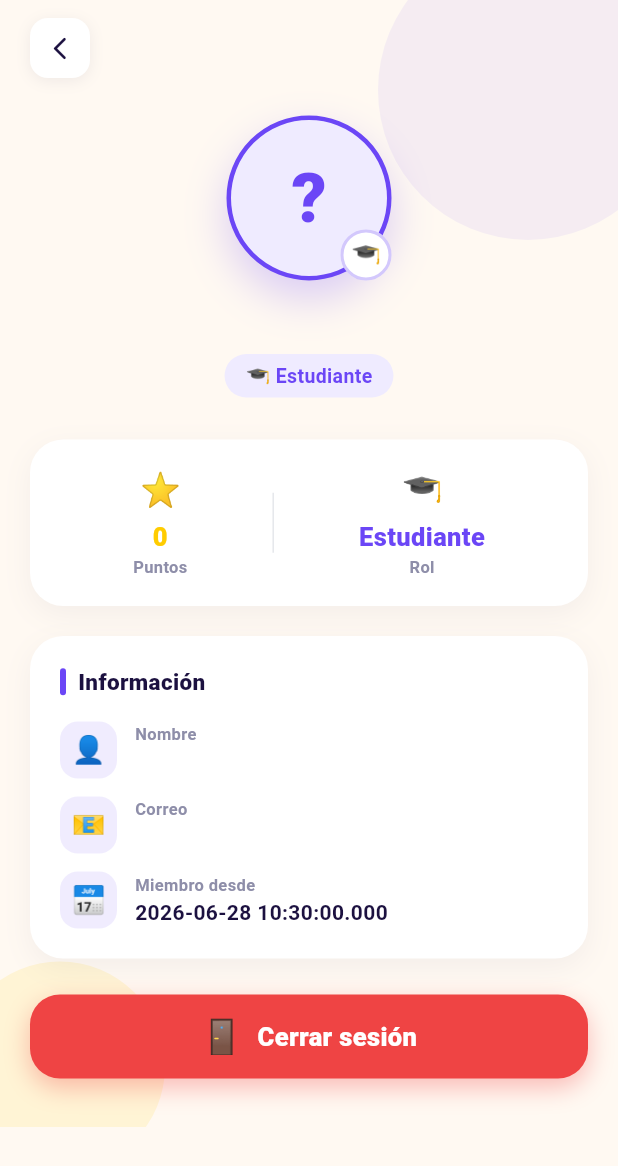
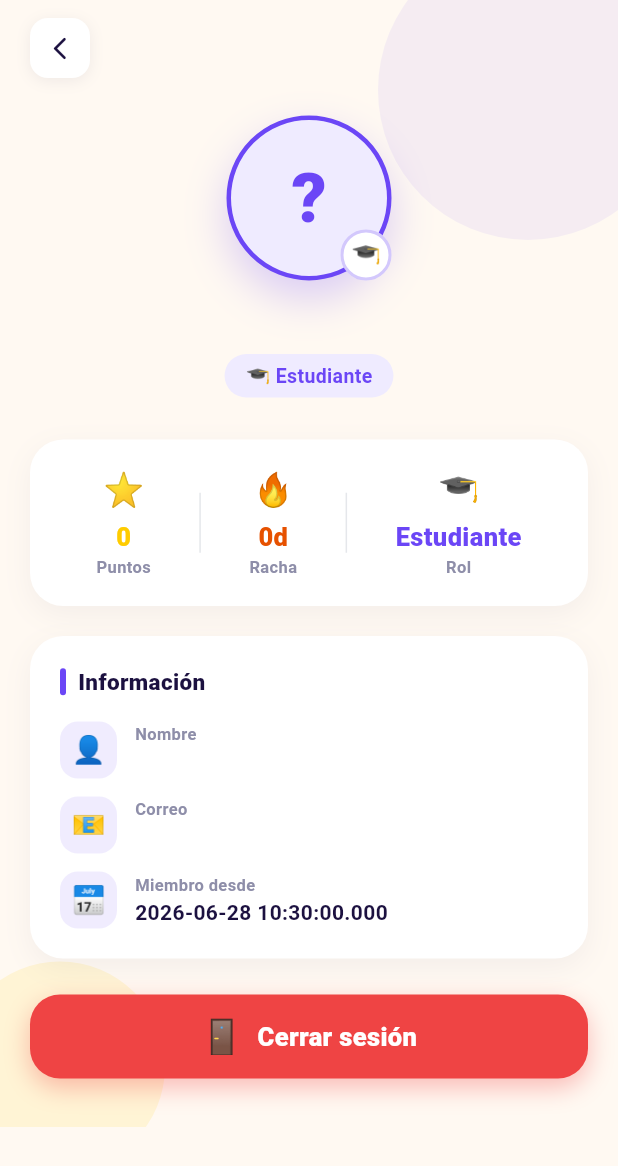
Before and after one commit to JesusAlvarado-dot/Cylearning, a Flutter app: the PerfilScreen screen opened by its route, on a phone screen of 412 x 824 dp. Shown: the top 1166 px of the screen. Run offline on Flutter 3.47's test engine with Material 3 defaults, Android fonts, the phone set to English and light mode, and no system bars; our stand-ins replace flutter_dotenv, shared_preferences; accounts and stored records are empty; network calls fail.

Commit message:
feat: ranking, racha diaria, medallas automáticas y celebración
- Ranking público: top 20 por puntos accesible desde menú en NivelesScreen
- Racha diaria: se actualiza al completar lecciones/niveles, visible en header y perfil
- Medallas automáticas: bronce/plata/oro según % en prueba final; estrella por racha (3,7,30 días)
- Puntos: se acumulan al completar lecciones (+%pts) y prueba final (+%*1.5 pts)
- CelebrationOverlay: animación de emojis flotantes al aprobar quiz (>=70%)
- PerfilScreen: sección de medallas con grid de chips + celda de racha en stats
- RankingScreen: pódium para top 3 con columnas de altura + lista con chip de racha

Co-Authored-By: Claude Sonnet 4.6 <noreply@anthropic.com>

```diff
--- a/lib/main.dart
+++ b/lib/main.dart
@@ -13,6 +13,7 @@ import './screens/ejercicios_screen.dart';
 import './screens/prueba_final_screen.dart';
 import './screens/perfil_screen.dart';
 import './screens/admin_screen.dart';
+import './screens/ranking_screen.dart';
 import './models/models.dart';
 
 void main() async {
@@ -139,6 +140,8 @@ class MyApp extends StatelessWidget {
               return MaterialPageRoute(settings: settings, builder: (_) => const PerfilScreen());
             case '/admin':
               return MaterialPageRoute(settings: settings, builder: (_) => const AdminScreen());
+            case '/ranking':
+              return MaterialPageRoute(settings: settings, builder: (_) => const RankingScreen());
             default:
               return MaterialPageRoute(
                 builder: (_) => const Scaffold(
--- a/lib/models/models.dart
+++ b/lib/models/models.dart
@@ -47,6 +47,7 @@ class EstudianteRanking {
   final String nombre;
   final String email;
   final int puntosTotales;
+  final int racha;
   final List<Medalla> medallas;
 
   const EstudianteRanking({
@@ -54,6 +55,7 @@ class EstudianteRanking {
     required this.nombre,
     required this.email,
     required this.puntosTotales,
+    this.racha = 0,
     required this.medallas,
   });
 
@@ -63,6 +65,7 @@ class EstudianteRanking {
       nombre: json['nombre'] ?? '',
       email: json['email'] ?? '',
       puntosTotales: json['puntos_totales'] as int? ?? 0,
+      racha: json['racha'] as int? ?? 0,
       medallas: (json['medallas'] as List? ?? [])
           .map((m) => Medalla.fromJson(m))
           .toList(),
@@ -77,6 +80,7 @@ class Usuario {
   final String rol;
   final DateTime fechaRegistro;
   final int puntosTotales;
+  final int racha;
   final List<Medalla> medallas;
 
   const Usuario({
@@ -86,6 +90,7 @@ class Usuario {
     required this.rol,
     required this.fechaRegistro,
     this.puntosTotales = 0,
+    this.racha = 0,
     this.medallas = const [],
   });
 
@@ -99,6 +104,7 @@ class Usuario {
               json['fechaRegistro'] ?? json['createdAt'] ?? '') ??
           DateTime.now(),
       puntosTotales: json['puntos_totales'] as int? ?? 0,
+      racha: json['racha'] as int? ?? 0,
       medallas: (json['medallas'] as List? ?? [])
           .map((m) => Medalla.fromJson(m))
           .toList(),
--- a/lib/screens/niveles_screen.dart
+++ b/lib/screens/niveles_screen.dart
@@ -72,6 +72,7 @@ class _NivelesScreenState extends State<NivelesScreen>
               auth.usuario?.nombre.split(' ').first ?? 'Explorador';
           final puntos = auth.usuario?.puntosTotales ?? 0;
           final medallas = auth.usuario?.medallas.length ?? 0;
+          final racha = auth.racha;
 
           return CustomScrollView(
             slivers: [
@@ -81,6 +82,7 @@ class _NivelesScreenState extends State<NivelesScreen>
                   nombre: nombre,
                   puntos: puntos,
                   medallas: medallas,
+                  racha: racha,
                   auth: auth,
                   waveAnim: _waveAnim,
                 ),
@@ -199,6 +201,7 @@ class _Header extends StatelessWidget {
   final String nombre;
   final int puntos;
   final int medallas;
+  final int racha;
   final AuthProvider auth;
   final Animation<double> waveAnim;
 
@@ -206,6 +209,7 @@ class _Header extends StatelessWidget {
     required this.nombre,
     required this.puntos,
     required this.medallas,
+    required this.racha,
     required this.auth,
     required this.waveAnim,
   });
@@ -304,6 +308,13 @@ class _Header extends StatelessWidget {
                                 emoji: '🏅', label: '$medallas',
                                 color: const Color(0xFFEFEBFF),
                                 textColor: const Color(0xFF5B21B6)),
+                            if (racha > 0) ...[
+                              const SizedBox(width: 8),
+                              _StatPill(
+                                  emoji: '🔥', label: '${racha}d',
+                                  color: const Color(0xFFFFF3E0),
+                                  textColor: const Color(0xFFE65100)),
+                            ],
                           ],
                         ),
                       ],
@@ -347,6 +358,15 @@ class _Header extends StatelessWidget {
                           Text('Mi perfil'),
                         ]),
                       ),
+                      const PopupMenuItem(
+                        value: 'ranking',
+                        child: Row(children: [
+                          Icon(Icons.leaderboard_rounded,
+                              color: Color(0xFFFFB800)),
+                          SizedBox(width: 10),
+                          Text('🏆 Ranking'),
+                        ]),
+                      ),
                       if (auth.usuario?.rol == 'admin')
                         const PopupMenuItem(
                           value: 'admin',
@@ -372,6 +392,8 @@ class _Header extends StatelessWidget {
                       switch (v) {
                         case 'perfil':
                           Navigator.of(context).pushNamed('/perfil');
+                        case 'ranking':
+                          Navigator.of(context).pushNamed('/ranking');
                         case 'admin':
                           Navigator.of(context).pushNamed('/admin');
                         case 'logout':
--- a/lib/screens/perfil_screen.dart
+++ b/lib/screens/perfil_screen.dart
@@ -178,6 +178,10 @@ class _PerfilScreenState extends State<PerfilScreen>
                                 'Puntos', _kYellow),
                             Container(width: 1, height: 40,
                                 color: const Color(0xFFE5E7EB)),
+                            _StatCell('🔥', '${auth.racha}d',
+                                'Racha', const Color(0xFFE65100)),
+                            Container(width: 1, height: 40,
+                                color: const Color(0xFFE5E7EB)),
                             _StatCell(roleEmoji, roleLabel, 'Rol', accent),
                           ],
                         ),
@@ -220,7 +224,79 @@ class _PerfilScreenState extends State<PerfilScreen>
                         ),
                       ),
 
-                      const SizedBox(height: 24),
+                      const SizedBox(height: 20),
+
+                      // ── Medallas ────────────────────────────────────────
+                      if (usuario.medallas.isNotEmpty) ...[
+                        Container(
+                          padding: const EdgeInsets.all(20),
+                          decoration: BoxDecoration(
+                            color: Colors.white,
+                            borderRadius: BorderRadius.circular(22),
+                            boxShadow: [BoxShadow(
+                              color: _kDark.withValues(alpha: 0.05),
+                              blurRadius: 16, offset: const Offset(0, 6))],
+                          ),
+                          child: Column(
+                            crossAxisAlignment: CrossAxisAlignment.start,
+                            children: [
+                              Row(children: [
+                                Container(width: 4, height: 18,
+                                  decoration: BoxDecoration(
+                                    color: _kYellow,
+                                    borderRadius: BorderRadius.circular(2))),
+                                const SizedBox(width: 8),
+                                Text(
+                                  '🏅 Mis medallas (${usuario.medallas.length})',
+                                  style: const TextStyle(
+                                    fontSize: 15, fontWeight: FontWeight.w800,
+                                    color: _kDark)),
+                              ]),
+                              const SizedBox(height: 14),
+                              Wrap(
+                                spacing: 8, runSpacing: 8,
+                                children: usuario.medallas.map((m) =>
+                                  Container(
+                                    padding: const EdgeInsets.symmetric(
+                                        horizontal: 12, vertical: 8),
+                                    decoration: BoxDecoration(
+                                      color: const Color(0xFFFFF9F2),
+                                      borderRadius: BorderRadius.circular(14),
+                                      border: Border.all(
+                                          color: _kYellow.withValues(alpha: 0.5),
+                                          width: 1.5),
+                                    ),
+                                    child: Column(
+                                      mainAxisSize: MainAxisSize.min,
+                                      children: [
+                                        Text(m.emoji,
+                                            style: const TextStyle(fontSize: 22)),
+                                        const SizedBox(height: 4),
+                                        SizedBox(
+                                          width: 80,
+                                          child: Text(
+                                            m.descripcion,
+                                            textAlign: TextAlign.center,
+                                            maxLines: 2,
+                                            overflow: TextOverflow.ellipsis,
+                                            style: const TextStyle(
+                                              fontSize: 9,
+                                              fontWeight: FontWeight.w600,
+                                              color: _kMuted),
+                                          ),
+                                        ),
+                                      ],
+                                    ),
+                                  ),
+                                ).toList(),
+                              ),
+                            ],
+                          ),
+                        ),
+                        const SizedBox(height: 20),
+                      ],
+
+                      const SizedBox(height: 4),
 
                       // ── Logout button ───────────────────────────────────
                       GestureDetector(
```
Also changed, not shown: lib/providers/auth_provider.dart (+12 -6 lines), lib/screens/ejercicios_screen.dart (+12 -5 lines), lib/screens/prueba_final_screen.dart (+12 -5 lines), lib/screens/ranking_screen.dart (added, +391 -0 lines), lib/services/api_service.dart (+19 -8 lines), lib/widgets/celebration_overlay.dart (added, +105 -0 lines), 3 other files.
